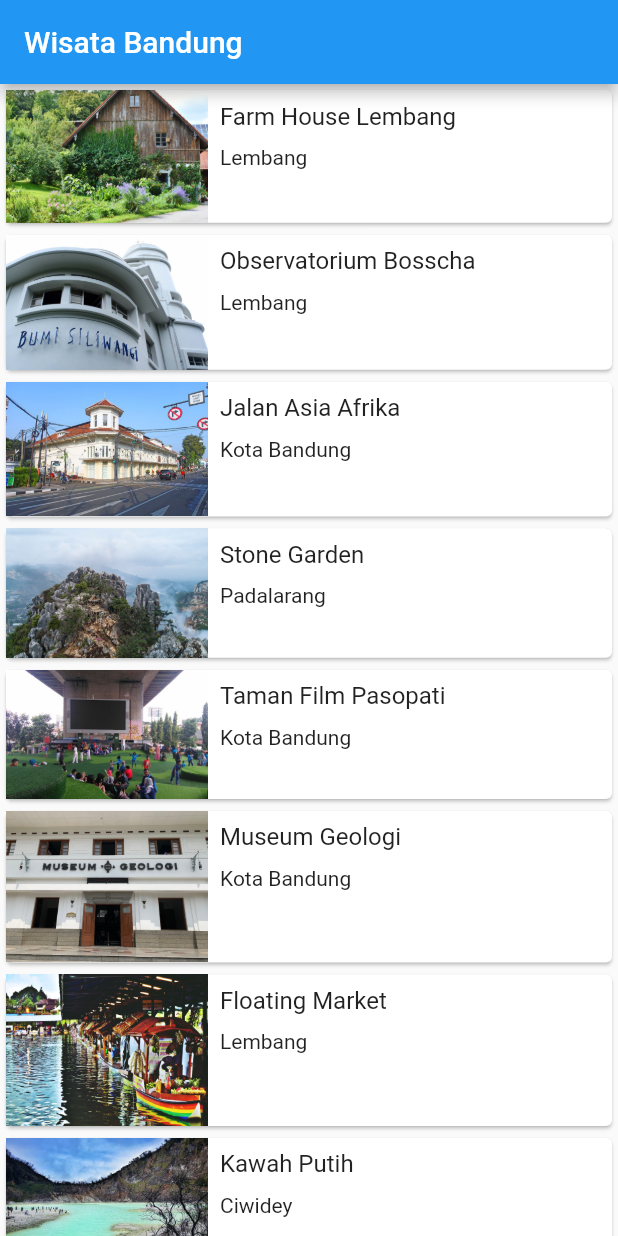
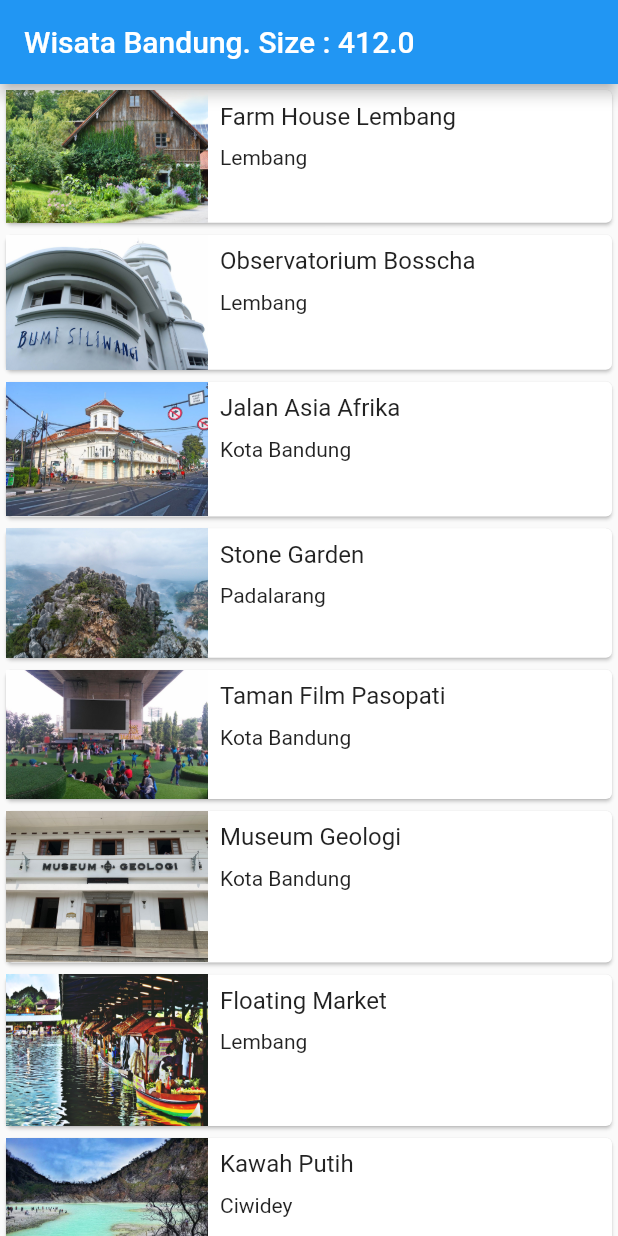
Before and after one commit to blessseeker/wisata-bandung-flutter, a Flutter app: the screen it shows after launch, on a phone screen of 412 x 824 dp. Run offline on Flutter 3.47's test engine with Material 2 defaults, Android fonts, the phone set to English and light mode, and no system bars.

Commit message:
menampilkan ukuran layar pada appbar

```diff
--- a/lib/main_screen.dart
+++ b/lib/main_screen.dart
@@ -7,7 +7,7 @@ class MainScreen extends StatelessWidget {
   Widget build(BuildContext context) {
     return Scaffold(
         appBar: AppBar(
-        title: Text('Wisata Bandung'),
+          title: Text('Wisata Bandung. Size : ${MediaQuery.of(context).size.width}'),
         ),
         body: ListView.builder(
           itemBuilder: (context, index) {
@@ -51,7 +51,6 @@ class MainScreen extends StatelessWidget {
             );
           },
           itemCount: tourismPlaceList.length,
-      )
-    );
+        ));
   }
 }
```
Lines whose indentation alone changed are shown as unchanged.
